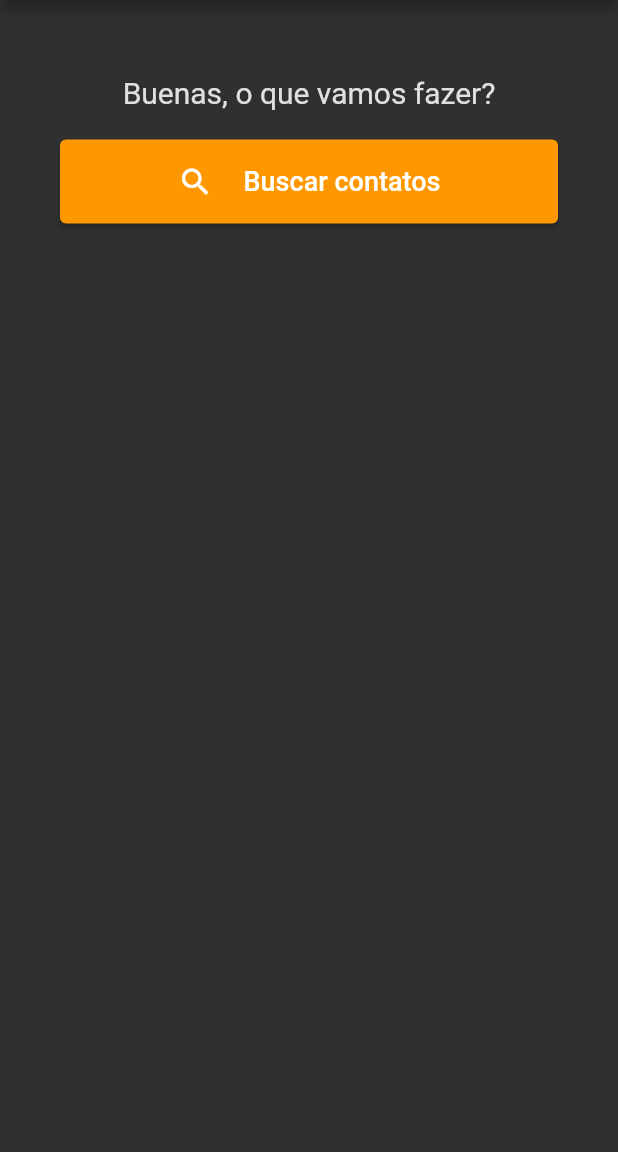
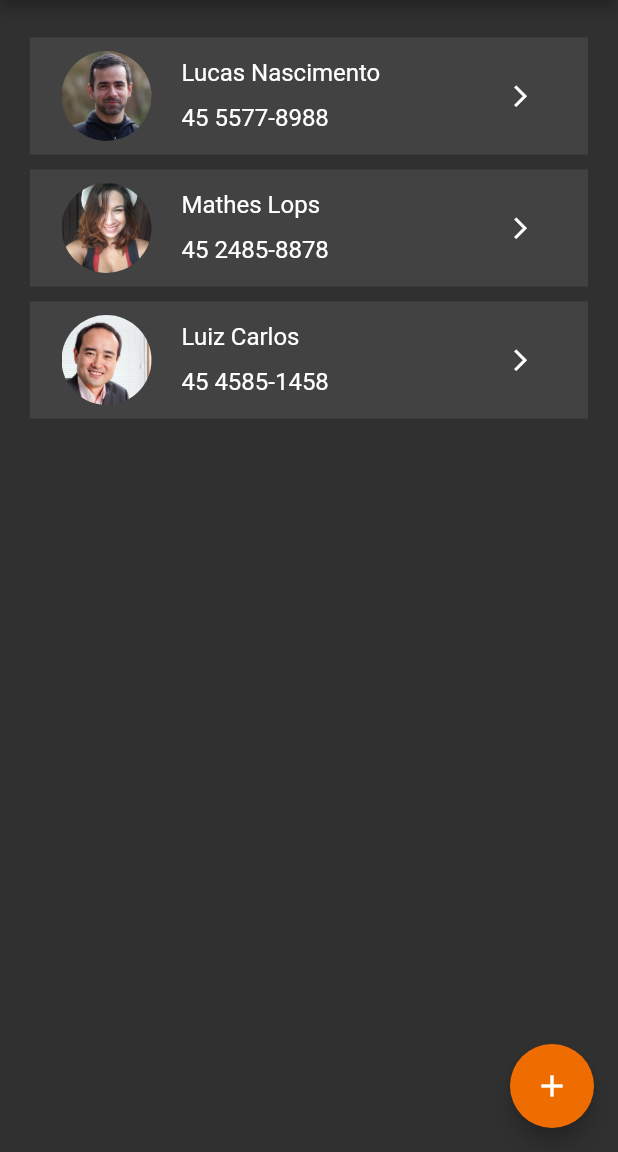
Before and after one commit to rodrigues-1917/Flutter-Exercicios, a Flutter app: the screen it shows after launch, after a tap on "Buscar contatos", on a phone screen of 412 x 824 dp, the part 84-1236 px from its top. Run offline on Flutter 3.47's test engine with Material 2 defaults, Android fonts, the light colour scheme and no system bars.

Commit message:
Criado buscar contato

```diff
--- /dev/null
+++ b/Contatos/app_contatos/lib/Model/contato.dart
@@ -0,0 +1,19 @@
+// Classe para replicar o banco de dados
+class Contato {
+  // Atributos
+  int id;
+  String nome;
+  String sobrenome;
+  String email;
+  String fone;
+  String foto;
+
+  // Construtor
+  Contato(
+      {required this.id,
+      required this.nome,
+      required this.sobrenome,
+      required this.email,
+      required this.fone,
+      required this.foto});
+}
--- /dev/null
+++ b/Contatos/app_contatos/lib/Model/contatoService.dart
@@ -0,0 +1,32 @@
+import 'package:app_contatos/Model/contato.dart';
+
+class ContatoService {
+  List listarContato() {
+    // Cria a lista de contatos
+    List<Contato> contatos = [
+      Contato(
+          id: 1,
+          nome: "Lucas",
+          sobrenome: "Nascimento",
+          email: "nascimento@gmail.com",
+          fone: "45 5577-8988",
+          foto: "assets/img/1.jpg"),
+      Contato(
+          id: 2,
+          nome: "Mathes",
+          sobrenome: "Lops",
+          email: "lopes@gmail.com",
+          fone: "45 2485-8878",
+          foto: "assets/img/2.jpg"),
+      Contato(
+          id: 3,
+          nome: "Luiz",
+          sobrenome: "Carlos",
+          email: "carlinho@gmail.com",
+          fone: "45 4585-1458",
+          foto: "assets/img/3.jpg"),
+    ];
+
+    return contatos;
+  }
+}
--- /dev/null
+++ b/Contatos/app_contatos/lib/View/busca.dart
@@ -0,0 +1,99 @@
+import 'package:app_contatos/Model/contatoService.dart';
+import 'package:app_contatos/View/recursos/barraSuperior.dart';
+import 'package:app_contatos/View/recursos/menu.dart';
+import 'package:flutter/gestures.dart';
+import 'package:flutter/material.dart';
+
+import '../Model/contato.dart';
+
+class Busca extends StatefulWidget {
+  @override
+  State createState() => BuscaState();
+}
+
+class BuscaState extends State<Busca> {
+  // Objeto de Model
+  ContatoService service = ContatoService();
+
+  @override
+  Widget build(BuildContext context) {
+    return Scaffold(
+      appBar: BarraSuperior(),
+      drawer: MenuDrawer(),
+      body: ListView.builder(
+        padding: EdgeInsets.fromLTRB(0, 20, 0, 20),
+        itemCount: service.listarContato().length,
+        itemBuilder: (BuildContext context, int index) {
+          // Guarda o retorno da lista no objeto da classe
+          Contato contato = service.listarContato().elementAt(index);
+          return Container(
+            color: Colors.grey.shade800,
+            padding: EdgeInsets.all(5),
+            margin: EdgeInsets.symmetric(horizontal: 20, vertical: 5),
+            child: ListTile(
+              title: Row(
+                //mainAxisAlignment: MainAxisAlignment.start,
+                children: [
+                  // Foto miniatura
+                  ClipRRect(
+                    borderRadius: BorderRadius.circular(50),
+                    child: Image.asset(
+                      contato.foto,
+                      width: 60,
+                      height: 60,
+                      //Cobrir o que ficar fora do circulo
+                      fit: BoxFit.cover,
+                    ),
+                  ),
+
+                  SizedBox(
+                    width: 20,
+                  ),
+
+                  // Nome e fone
+                  Column(
+                    children: [
+                      Container(
+                        child: Text(contato.nome + " " + contato.sobrenome),
+                        height: 20,
+                        width: 150,
+                      ),
+                      SizedBox(
+                        height: 10,
+                      ),
+                      Row(
+                        children: [
+                          Container(
+                            child: Text(contato.fone),
+                            width: 150,
+                            height: 20,
+                          ),
+                        ],
+                      ),
+                    ],
+                  ),
+                ],
+              ),
+              trailing: IconButton(
+                icon: Icon(
+                  Icons.arrow_forward_ios_outlined,
+                  color: Colors.white,
+                  size: 17,
+                ),
+                onPressed: () {},
+              ),
+            ),
+          );
+        },
+      ),
+
+      // Botao flutuante
+      floatingActionButton: FloatingActionButton(
+          child: Icon(
+            Icons.add,
+            color: Colors.white,
+          ),
+          onPressed: () {}),
+    );
+  }
+}
--- a/Contatos/app_contatos/lib/View/home.dart
+++ b/Contatos/app_contatos/lib/View/home.dart
@@ -1,3 +1,4 @@
+import 'package:app_contatos/View/busca.dart';
 import 'package:app_contatos/View/recursos/barraSuperior.dart';
 import 'package:app_contatos/View/recursos/menu.dart';
 import 'package:flutter/material.dart';
@@ -35,7 +36,6 @@ class HomeState extends State<Home> {
 
               child: Column(children: [
                 // Titulo
-                //SizedBox(height: 45,),
                 Text(
                   "Buenas, o que vamos fazer?",
                   style: TextStyle(color: Colors.grey.shade300, fontSize: 20),
@@ -76,12 +76,51 @@ class HomeState extends State<Home> {
                       ),
                       onPressed: () {
                         Navigator.push(context,
+                            MaterialPageRoute(builder: (context) => Busca()));
+                      },
+                    );
+                  },
+                ),
+
+                SizedBox(
+                  height: 20,
+                ),
+
+                // Botao cadastrar contato
+                Builder(
+                  builder: (BuildContext context) {
+                    return ElevatedButton(
+                      style: ElevatedButton.styleFrom(
+                        backgroundColor: Colors.orange,
+                      ),
+                      child: Container(
+                        alignment: Alignment.center,
+                        width: 300,
+                        padding: EdgeInsets.all(16),
+                        child: Row(
+                            mainAxisAlignment: MainAxisAlignment.center,
+                            children: [
+                              Icon(
+                                Icons.add,
+                                color: Colors.white,
+                              ),
+                              SizedBox(
+                                width: 20,
+                              ),
+                              Text(
+                                "Cadastrar contato",
+                                style: TextStyle(
+                                    color: Colors.white, fontSize: 18),
+                              ),
+                            ]),
+                      ),
+                      onPressed: () {
+                        Navigator.push(context,
                             MaterialPageRoute(builder: (context) => Home()));
                       },
                     );
                   },
-                )
-                // Botao cadastrar contato
+                ),
               ]),
             ),
           ],
--- a/Contatos/app_contatos/lib/View/recursos/menu.dart
+++ b/Contatos/app_contatos/lib/View/recursos/menu.dart
@@ -1,3 +1,4 @@
+import 'package:app_contatos/View/busca.dart';
 import 'package:app_contatos/View/home.dart';
 import 'package:flutter/material.dart';
 
@@ -97,7 +98,7 @@ class MenuDrawer extends StatelessWidget {
             ),
             onTap: () {
               Navigator.push(
-                  context, MaterialPageRoute(builder: ((context) => Home())));
+                  context, MaterialPageRoute(builder: ((context) => Busca())));
             },
           ),
 
```
Also changed, not shown: Contatos/app_contatos/assets/img/1.jpg (added), Contatos/app_contatos/assets/img/2.jpg (added), Contatos/app_contatos/assets/img/3.jpg (added).
